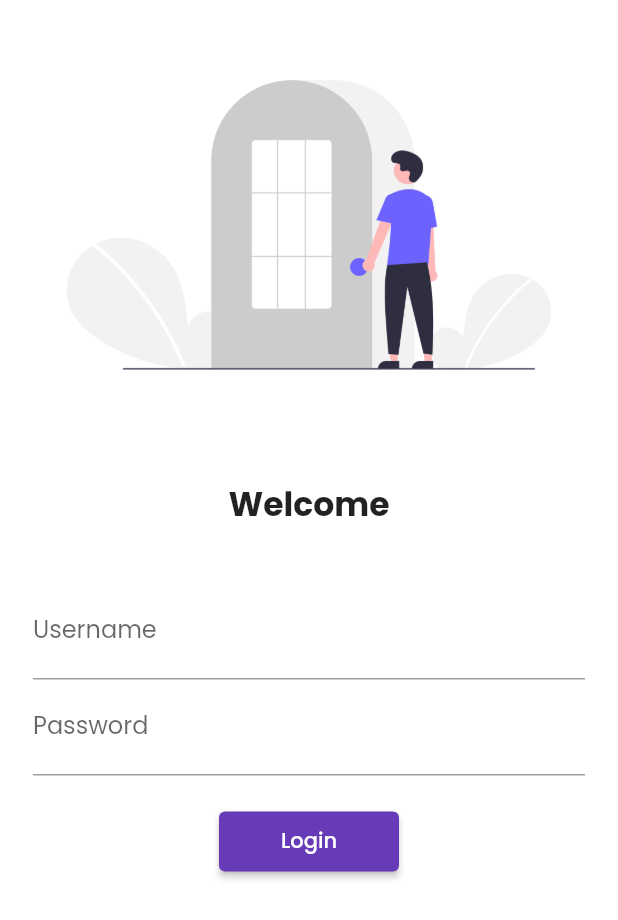
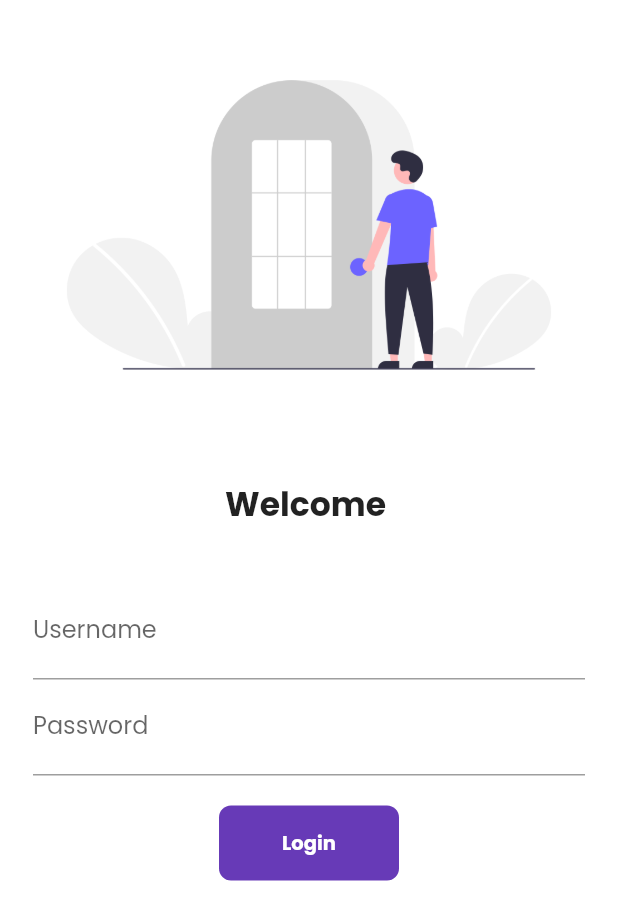
Before and after one commit to nirajanbasnet453/30daysOfFlutterPractise, a Flutter app: the screen it shows after launch, on a phone screen of 412 x 824 dp. Shown: the top 920 px of the screen. Run offline on Flutter 3.47's test engine with Material 2 defaults, Android fonts, the phone set to English and light mode, and no system bars; our stand-ins replace google_fonts.

Commit message:
Day 6 completed

```diff
--- a/lib/pages/login_page.dart
+++ b/lib/pages/login_page.dart
@@ -1,7 +1,15 @@
 import 'package:flutter/material.dart';
 import 'package:flutter_catalog/utils/routes.dart';
 
-class LoginPage extends StatelessWidget {
+class LoginPage extends StatefulWidget {
+  @override
+  State<LoginPage> createState() => _LoginPageState();
+}
+
+class _LoginPageState extends State<LoginPage> {
+  String name = '';
+  bool changedButton = false;
+
   @override
   Widget build(BuildContext context) {
     return Material(
@@ -15,8 +23,8 @@ class LoginPage extends StatelessWidget {
               height: 300,
             ),
             const SizedBox(height: 20),
-            const Text(
-              'Welcome',
+            Text(
+              'Welcome $name',
               style: TextStyle(
                 fontSize: 22,
                 fontWeight: FontWeight.bold,
@@ -32,6 +40,10 @@ class LoginPage extends StatelessWidget {
                       hintText: "Enter username",
                       labelText: "Username",
                     ),
+                    onChanged: (value) {
+                      name = value;
+                      setState(() {});
+                    },
                   ),
                   TextFormField(
                     obscureText: true,
@@ -41,14 +53,49 @@ class LoginPage extends StatelessWidget {
                     ),
                   ),
                   const SizedBox(height: 20),
-                  ElevatedButton(
-                    child: const Text('Login'),
-                    style:
-                        TextButton.styleFrom(minimumSize: const Size(120, 40)),
-                    onPressed: () {
+                  InkWell(
+                    onTap: () async {
+                      // Navigator.pushNamed(context, MyRoutes.homeRoute);
+                      setState(() {
+                        changedButton = true;
+                      });
+
+                      await Future.delayed(Duration(seconds: 1));
                       Navigator.pushNamed(context, MyRoutes.homeRoute);
                     },
+                    child: AnimatedContainer(
+                      duration: Duration(seconds: 1),
+                      height: 50,
+                      width: changedButton ? 50 : 120,
+                      alignment: Alignment.center,
+                      child: changedButton
+                          ? Icon(Icons.done, color: Colors.white)
+                          : Text(
+                              'Login',
+                              style: TextStyle(
+                                fontWeight: FontWeight.bold,
+                                color: Colors.white,
+                                fontSize: 13,
+                              ),
+                            ),
+                      decoration: BoxDecoration(
+                        color: Colors.deepPurple,
+                        // shape: changedButton
+                        //     ? BoxShape.circle
+                        //     : BoxShape.rectangle,
+                        borderRadius:
+                            BorderRadius.circular(changedButton ? 50 : 8),
+                      ),
+                    ),
                   ),
+                  // ElevatedButton(
+                  //   child: const Text('Login'),
+                  //   style:
+                  //       TextButton.styleFrom(minimumSize: const Size(120, 40)),
+                  //   onPressed: () {
+                  //     Navigator.pushNamed(context, MyRoutes.homeRoute);
+                  //   },
+                  // ),
                 ],
               ),
             )
```
